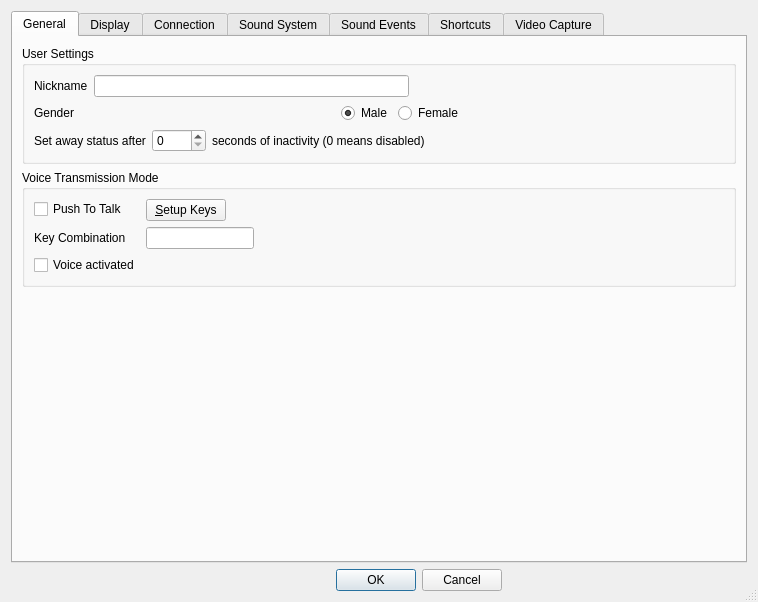
Above: Client/qtTeamTalk/preferences.ui from Vector1990/TeamTalk5 before the change. Below: the same form after it.
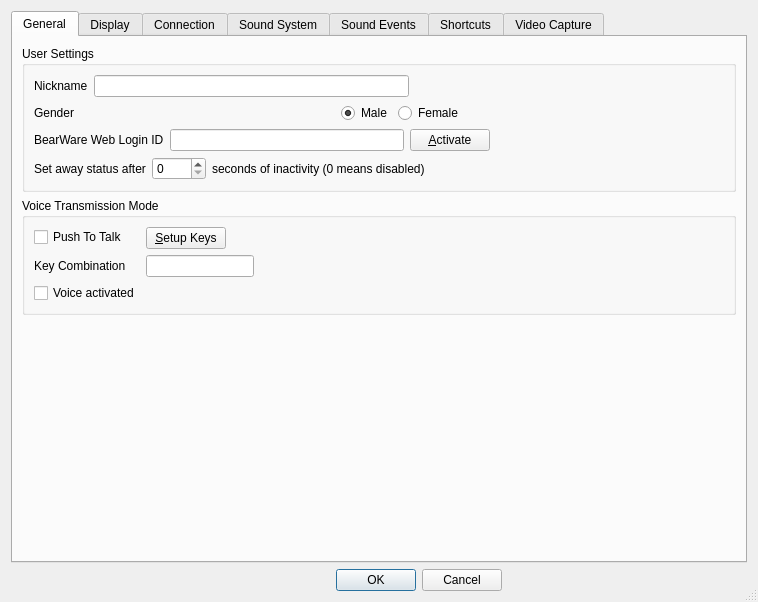
That is the form after the change. Icons and pictures are not drawn.

Patch:
```diff
--- a/Client/qtTeamTalk/preferences.ui
+++ b/Client/qtTeamTalk/preferences.ui
@@ -181,6 +181,43 @@
             </item>
            </layout>
           </item>
+          <item>
+           <layout class="QHBoxLayout" name="horizontalLayout_22">
+            <item>
+             <widget class="QLabel" name="label_35">
+              <property name="text">
+               <string>BearWare Web Login ID</string>
+              </property>
+              <property name="buddy">
+               <cstring>bearwareidEdit</cstring>
+              </property>
+             </widget>
+            </item>
+            <item>
+             <widget class="QLineEdit" name="bearwareidEdit"/>
+            </item>
+            <item>
+             <widget class="QPushButton" name="setupBearWareLoginButton">
+              <property name="text">
+               <string>&amp;Activate</string>
+              </property>
+             </widget>
+            </item>
+            <item>
+             <spacer name="horizontalSpacer_24">
+              <property name="orientation">
+               <enum>Qt::Horizontal</enum>
+              </property>
+              <property name="sizeHint" stdset="0">
+               <size>
+                <width>40</width>
+                <height>20</height>
+               </size>
+              </property>
+             </spacer>
+            </item>
+           </layout>
+          </item>
           <item>
            <layout class="QHBoxLayout" name="horizontalLayout_2">
             <item>
```
Left out of the diff: 1 changed line with no effect on the pictures.
